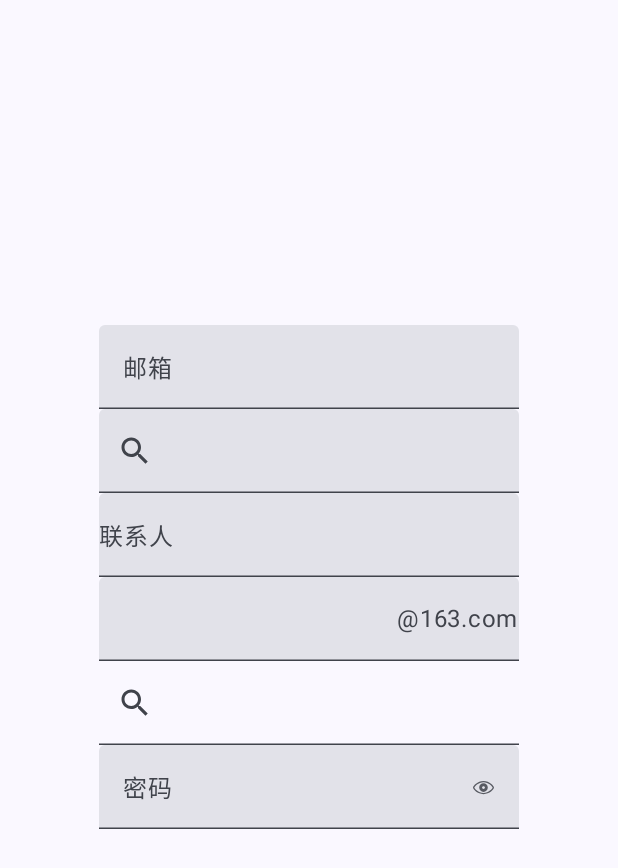
After one commit to shiqizhenyes/JComposeTourist, an Android app built with Jetpack Compose: the TextFieldActivity screen opened directly, with no data from a screen before it, on a phone screen of 412 x 824 dp. The commit adds this screen. Shown: the top 868 px of the screen. Run offline under Robolectric (Android 15) with nearby library versions, the phone set to English and light mode, and no system bars; Roboto replaces fonts that are not available here.

Commit message:
add TextField
add TextField

```diff
--- a/app/src/main/AndroidManifest.xml
+++ b/app/src/main/AndroidManifest.xml
@@ -14,6 +14,11 @@
         android:supportsRtl="true"
         android:theme="@style/Theme.JComposeTourist"
         tools:targetApi="31">
+        <activity
+            android:name=".TextFieldActivity"
+            android:exported="false"
+            android:label="@string/title_activity_text_field"
+            android:theme="@style/Theme.JComposeTourist" />
         <activity
             android:name=".TextActivity"
             android:exported="false"
--- /dev/null
+++ b/app/src/main/java/me/zack/jct/TextFieldActivity.kt
@@ -0,0 +1,185 @@
+package me.zack.jct
+
+import android.content.res.Configuration
+import android.os.Bundle
+import androidx.activity.ComponentActivity
+import androidx.activity.compose.setContent
+import androidx.compose.foundation.background
+import androidx.compose.foundation.layout.Arrangement
+import androidx.compose.foundation.layout.Box
+import androidx.compose.foundation.layout.Column
+import androidx.compose.foundation.layout.Row
+import androidx.compose.foundation.layout.Spacer
+import androidx.compose.foundation.layout.fillMaxSize
+import androidx.compose.foundation.layout.fillMaxWidth
+import androidx.compose.foundation.layout.height
+import androidx.compose.foundation.layout.padding
+import androidx.compose.foundation.layout.size
+import androidx.compose.foundation.shape.CircleShape
+import androidx.compose.foundation.text.BasicTextField
+import androidx.compose.material.icons.Icons
+import androidx.compose.material.icons.filled.Search
+import androidx.compose.material.icons.filled.Send
+import androidx.compose.material3.ExperimentalMaterial3Api
+import androidx.compose.material3.Icon
+import androidx.compose.material3.IconButton
+import androidx.compose.material3.MaterialTheme
+import androidx.compose.material3.Surface
+import androidx.compose.material3.Text
+import androidx.compose.material3.TextField
+import androidx.compose.material3.TextFieldDefaults
+import androidx.compose.runtime.Composable
+import androidx.compose.runtime.getValue
+import androidx.compose.runtime.mutableStateOf
+import androidx.compose.runtime.remember
+import androidx.compose.runtime.setValue
+import androidx.compose.ui.Alignment
+import androidx.compose.ui.Modifier
+import androidx.compose.ui.graphics.Color
+import androidx.compose.ui.res.painterResource
+import androidx.compose.ui.text.TextStyle
+import androidx.compose.ui.text.input.PasswordVisualTransformation
+import androidx.compose.ui.text.input.VisualTransformation
+import androidx.compose.ui.tooling.preview.Preview
+import androidx.compose.ui.unit.dp
+import me.zack.jct.ui.theme.JComposeTouristTheme
+
+class TextFieldActivity : ComponentActivity() {
+    override fun onCreate(savedInstanceState: Bundle?) {
+        super.onCreate(savedInstanceState)
+        setContent {
+            JComposeTouristTheme {
+                // A surface container using the 'background' color from the theme
+                Surface(
+                    modifier = Modifier.fillMaxSize(),
+                    color = MaterialTheme.colorScheme.background
+                ) {
+                    TextFieldGreeting("Android")
+                }
+            }
+        }
+    }
+}
+
+@OptIn(ExperimentalMaterial3Api::class)
+@Composable
+fun TextFieldGreeting(name: String, modifier: Modifier = Modifier) {
+    var text by remember {
+        mutableStateOf("")
+    }
+    var passwordHidden by remember {
+        mutableStateOf(false)
+    }
+    Column(
+        horizontalAlignment = Alignment.CenterHorizontally,
+        verticalArrangement = Arrangement.Center
+    ) {
+        TextField(value = text, onValueChange = {
+            text = it
+        }, singleLine = true,
+            label = {
+                Text(text = "邮箱")
+            })
+        TextField(value = text, onValueChange = {
+            text = it
+        },
+            leadingIcon = {
+                Icon(Icons.Filled.Search, contentDescription = "Search")
+            })
+        TextField(value = text, onValueChange = {
+            text = it
+        },
+            leadingIcon = {
+                Text(text = "联系人")
+            })
+        TextField(value = text, onValueChange = {
+            text = it
+        },
+            trailingIcon = {
+                Text(text = "@163.com")
+            })
+        TextField(
+            value = text, onValueChange = {
+                text = it
+            },
+            leadingIcon = {
+                Icon(Icons.Filled.Search, contentDescription = "Search")
+            },
+            colors = TextFieldDefaults.textFieldColors(
+                textColor = Color(0xFF0079D3),
+                containerColor = Color.Transparent
+            )
+        )
+        TextField(
+            value = text, onValueChange = {
+                text = it
+            },
+            label = {
+                Text(text = "密码")
+            },
+            trailingIcon = {
+                IconButton(onClick = {
+                    passwordHidden = !passwordHidden
+                }) {
+                    Icon(
+                        if (passwordHidden) painterResource(id = R.drawable.eye_slash) else painterResource(
+                            id = R.drawable.eye
+                        ), contentDescription = "",
+                        modifier = Modifier.size(14.dp)
+                    )
+                }
+            },
+            visualTransformation = if (passwordHidden) PasswordVisualTransformation() else VisualTransformation.None
+        )
+        Spacer(modifier = Modifier.padding(vertical = 10.dp))
+        Box(modifier = Modifier.fillMaxWidth()
+            .background(Color.Transparent),
+            contentAlignment = Alignment.Center) {
+            BasicTextField(value = text, onValueChange = {
+                text = it
+            },
+                modifier = Modifier
+                    .background(color = Color.Transparent, CircleShape)
+                    .height(35.dp)
+                    .fillMaxWidth(),
+                textStyle = TextStyle(
+                    color = Color.White,
+                    background = Color.Red
+                ),
+                decorationBox = { innerTextField ->
+//                    Row(
+//                        verticalAlignment = Alignment.CenterVertically,
+//                        modifier = Modifier.padding(horizontal = 10.0.dp)
+//                    ) {
+//                        IconButton(onClick = { }) {
+//                            Icon(
+//                                painter = painterResource(id = R.drawable.mood),
+//                                contentDescription = ""
+//                            )
+//                        }
+//                        Box(
+//                            modifier = Modifier.weight(1f),
+//                            contentAlignment = Alignment.CenterStart
+//                        ) {
+                            innerTextField
+//                        }
+//                        IconButton(onClick = { }) {
+//                            Icon(Icons.Filled.Send, contentDescription = "Send")
+//                        }
+//                    }
+                }
+            )
+        }
+    }
+}
+
+@Preview("Light Mode")
+@Preview("Night Mode", showBackground = true, uiMode = Configuration.UI_MODE_NIGHT_YES)
+@Composable
+fun TextFieldGreetingPreview() {
+    JComposeTouristTheme {
+        Surface(modifier = Modifier.fillMaxSize()) {
+            TextFieldGreeting("Android")
+        }
+    }
+}
--- a/app/src/main/java/me/zack/jct/ui/theme/Theme.kt
+++ b/app/src/main/java/me/zack/jct/ui/theme/Theme.kt
@@ -57,8 +57,8 @@ fun JComposeTouristTheme(
     if (!view.isInEditMode) {
         SideEffect {
             val window = (view.context as Activity).window
-            window.statusBarColor = colorScheme.primary.toArgb()
-            WindowCompat.getInsetsController(window, view).isAppearanceLightStatusBars = darkTheme
+            window.statusBarColor = colorScheme.background.toArgb()
+            WindowCompat.getInsetsController(window, view).isAppearanceLightStatusBars = !darkTheme
         }
     }
 
--- /dev/null
+++ b/app/src/main/res/drawable/eye.xml
@@ -0,0 +1,6 @@
+<vector android:height="24dp" android:viewportHeight="16.748"
+    android:viewportWidth="26.69" android:width="38.246956dp" xmlns:android="http://schemas.android.com/apk/res/android">
+    <path android:fillAlpha="0" android:fillColor="#FF000000"
+        android:pathData="M0,0h26.69v16.748h-26.69z" android:strokeAlpha="0"/>
+    <path android:fillAlpha="0.85" android:fillColor="#ffffff" android:pathData="M13.35,16.748C21.24,16.748 26.69,10.371 26.69,8.379C26.69,6.377 21.23,0.01 13.35,0.01C5.566,0.01 0,6.377 0,8.379C0,10.371 5.557,16.748 13.35,16.748ZM13.35,15.205C6.914,15.205 1.709,9.756 1.709,8.379C1.709,7.217 6.914,1.553 13.35,1.553C19.756,1.553 24.98,7.217 24.98,8.379C24.98,9.756 19.756,15.205 13.35,15.205ZM13.35,13.848C16.387,13.848 18.828,11.357 18.828,8.379C18.828,5.322 16.387,2.91 13.35,2.91C10.293,2.91 7.842,5.322 7.852,8.379C7.871,11.357 10.293,13.848 13.35,13.848ZM13.35,10.195C12.334,10.195 11.514,9.375 11.514,8.379C11.514,7.373 12.334,6.563 13.35,6.563C14.356,6.563 15.176,7.373 15.176,8.379C15.176,9.375 14.356,10.195 13.35,10.195Z"/>
+</vector>
--- /dev/null
+++ b/app/src/main/res/drawable/eye_slash.xml
@@ -0,0 +1,6 @@
+<vector android:height="24dp" android:viewportHeight="18.281"
+    android:viewportWidth="26.69" android:width="35.039658dp" xmlns:android="http://schemas.android.com/apk/res/android">
+    <path android:fillAlpha="0" android:fillColor="#FF000000"
+        android:pathData="M0,0h26.69v18.281h-26.69z" android:strokeAlpha="0"/>
+    <path android:fillAlpha="0.85" android:fillColor="#ffffff" android:pathData="M13.35,17.515C15.166,17.515 16.826,17.192 18.34,16.675L17.06,15.396C15.898,15.757 14.668,15.972 13.35,15.972C6.914,15.972 1.709,10.523 1.709,9.146C1.709,8.462 3.516,6.187 6.396,4.458L5.186,3.247C1.934,5.259 0,7.964 0,9.146C0,11.138 5.557,17.515 13.35,17.515ZM13.35,0.776C11.65,0.776 10.107,1.069 8.672,1.548L9.961,2.827C11.035,2.505 12.139,2.319 13.35,2.319C19.775,2.319 24.98,7.983 24.98,9.146C24.98,9.937 23.271,12.065 20.566,13.726L21.768,14.927C24.854,12.925 26.69,10.298 26.69,9.146C26.69,7.144 21.24,0.776 13.35,0.776ZM13.35,14.614C14.209,14.614 15.019,14.399 15.742,14.048L8.418,6.724C8.057,7.446 7.852,8.267 7.852,9.146C7.861,12.124 10.293,14.614 13.35,14.614ZM18.359,11.284C18.662,10.63 18.828,9.897 18.828,9.146C18.828,6.089 16.387,3.677 13.35,3.677C12.578,3.677 11.856,3.843 11.201,4.126ZM20.947,17.603C21.24,17.905 21.709,17.925 22.012,17.603C22.334,17.28 22.305,16.841 22.012,16.538L5.684,0.22C5.391,-0.073 4.912,-0.073 4.609,0.22C4.326,0.503 4.326,1.001 4.609,1.284Z"/>
+</vector>
--- /dev/null
+++ b/app/src/main/res/drawable/mood.xml
@@ -0,0 +1,5 @@
+<vector android:height="24dp" android:tint="#000000"
+    android:viewportHeight="24" android:viewportWidth="24"
+    android:width="24dp" xmlns:android="http://schemas.android.com/apk/res/android">
+    <path android:fillColor="@android:color/white" android:pathData="M11.99,2C6.47,2 2,6.48 2,12s4.47,10 9.99,10C17.52,22 22,17.52 22,12S17.52,2 11.99,2zM12,20c-4.42,0 -8,-3.58 -8,-8s3.58,-8 8,-8 8,3.58 8,8 -3.58,8 -8,8zM15.5,11c0.83,0 1.5,-0.67 1.5,-1.5S16.33,8 15.5,8 14,8.67 14,9.5s0.67,1.5 1.5,1.5zM8.5,11c0.83,0 1.5,-0.67 1.5,-1.5S9.33,8 8.5,8 7,8.67 7,9.5 7.67,11 8.5,11zM12,17.5c2.33,0 4.31,-1.46 5.11,-3.5L6.89,14c0.8,2.04 2.78,3.5 5.11,3.5z"/>
+</vector>
--- a/app/src/main/res/values/strings.xml
+++ b/app/src/main/res/values/strings.xml
@@ -5,6 +5,7 @@
     <string name="content">桃之夭夭，灼灼其华。之子于归，宜其室家。</string>
     <string name="content2">桃之夭夭，有蕡其实。之子于归，宜其家室</string>
     <string name="content3">桃之夭夭，其叶蓁蓁。之子于归，宜其家人。</string>
+    <string name="title_activity_text_field">TextFieldActivity</string>
 
 
 </resources>
```
